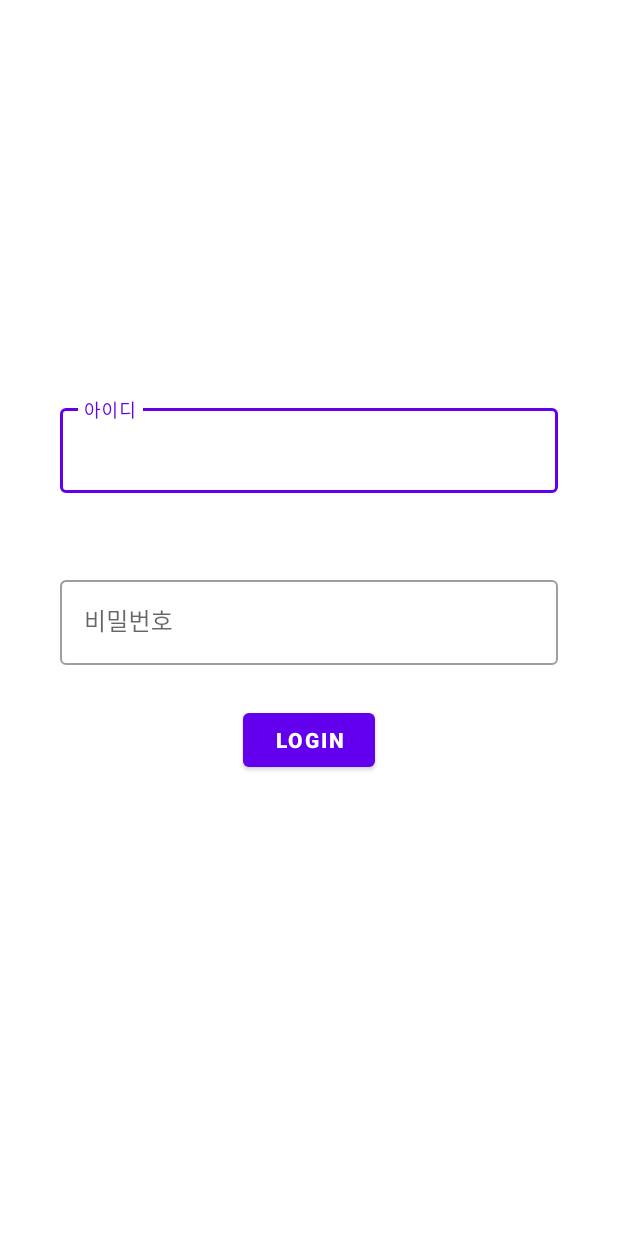
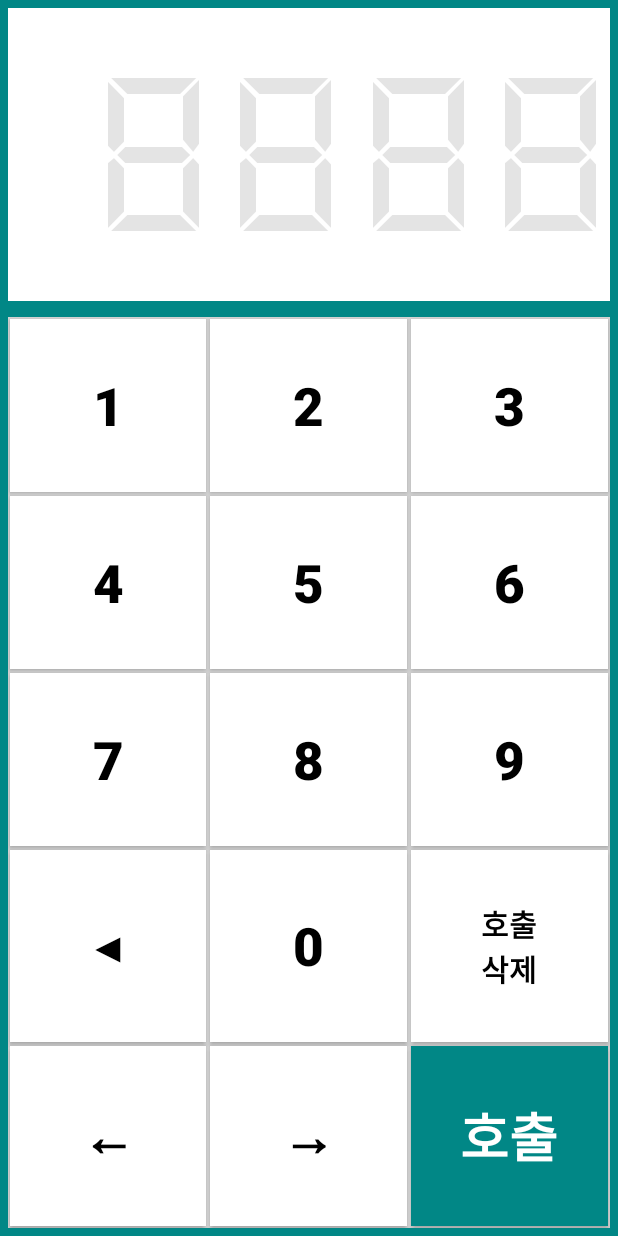
Before and after one commit to union-flowershy/UniDID, an Android app: the screen it shows after launch (MainActivity before the commit, GridActivity after it), on a phone screen of 412 x 824 dp. Run offline under Robolectric (Android 15) with nearby library versions, the phone set to English and light mode, and no system bars.

Commit message:
[OFFICE] - 주문입력 그리드 작업 2022-10-28 PM 18:47 (60%작업)

```diff
--- a/app/src/main/AndroidManifest.xml
+++ b/app/src/main/AndroidManifest.xml
@@ -14,12 +14,12 @@
         android:usesCleartextTraffic="true"
         tools:targetApi="31">
 
-<!--        <activity android:name=".CallActivity"/>-->
+<!--        <activity android:name=".MainActivity"/>-->
         <activity android:name=".SplashActivity"/>
         <activity android:name=".CallActivity"/>
-        <activity android:name=".GridActivity"/>
+        <activity android:name=".MainActivity"/>
         <activity
-            android:name=".MainActivity"
+            android:name=".GridActivity"
             android:exported="true">
             <intent-filter>
                 <action android:name="android.intent.action.MAIN" />
--- a/app/src/main/java/com/example/unidid/GridActivity.kt
+++ b/app/src/main/java/com/example/unidid/GridActivity.kt
@@ -4,6 +4,8 @@ package com.example.unidid
 
 import android.annotation.SuppressLint
 import android.os.Bundle
+import android.view.View
+import android.view.View.OnClickListener
 import android.widget.*
 import androidx.appcompat.app.AppCompatActivity
 import androidx.constraintlayout.widget.ConstraintLayout
@@ -12,22 +14,27 @@ import androidx.constraintlayout.widget.ConstraintLayout
 
 class GridActivity: AppCompatActivity() {
 
+    private lateinit var first_editText: TextView
     private lateinit var gridView: GridView
     private val numberWord = arrayListOf("1", "2", "3", "4", "5", "6", "7", "8", "9", "←", "0", "호출\n삭제", "왼쪽", "오른쪽", "호출")
     private val numberImage = arrayListOf(R.drawable.one, R.drawable.two, R.drawable.three, R.drawable.four, R.drawable.five, R.drawable.six)
 
 
+
     @SuppressLint("ClickableViewAccessibility", "CutPasteId")
     override fun onCreate(savedInstanceState: Bundle?) {
         super.onCreate(savedInstanceState)
-        setContentView(R.layout.grid_call)
+        setContentView(R.layout.number_main2)
 
-        gridView = findViewById(R.id.gridView)
+        first_editText = findViewById<TextView>(R.id.first_editText)
+
+        setButton()
+//        gridView = findViewById(R.id.gridView)
 //        val numberAdapter: NumberAdapter = NumberAdapter(this@GridActivity, numberWord, numberImage)
 //        val numberAdapter: NumberAdapter = NumberAdapter(this@GridActivity, numberWord)
-        val numberAdapter: NumberAdapter = NumberAdapter(this@GridActivity, numberImage)
+//        val numberAdapter: NumberAdapter = NumberAdapter(this@GridActivity, numberImage)
 
-        gridView.adapter = numberAdapter
+//        gridView.adapter = numberAdapter
 
 //        gridView.setOnItemClickListener(AdapterView.OnItemClickListener() {
 //            override fun onItemClick(adapterView: AdapterView?, view: View, position: Int) {
@@ -36,4 +43,55 @@ class GridActivity: AppCompatActivity() {
 //            })
 //        }
     }
+
+    fun setButton() {
+        val num0: Button = findViewById(R.id.num0)
+        val num1: Button = findViewById(R.id.num1)
+        val num2: Button = findViewById(R.id.num2)
+        val num3: Button = findViewById(R.id.num3)
+        val num4: Button = findViewById(R.id.num4)
+        val num5: Button = findViewById(R.id.num5)
+        val num6: Button = findViewById(R.id.num6)
+        val num7: Button = findViewById(R.id.num7)
+        val num8: Button = findViewById(R.id.num8)
+        val num9: Button = findViewById(R.id.num9)
+        val back: Button = findViewById(R.id.back)
+        val left: Button = findViewById(R.id.left)
+        val right: Button = findViewById(R.id.right)
+
+        num0.setOnClickListener(numClickListener);
+        num1.setOnClickListener(numClickListener);
+        num2.setOnClickListener(numClickListener);
+        num3.setOnClickListener(numClickListener);
+        num4.setOnClickListener(numClickListener);
+        num5.setOnClickListener(numClickListener);
+        num6.setOnClickListener(numClickListener);
+        num7.setOnClickListener(numClickListener);
+        num8.setOnClickListener(numClickListener);
+        num9.setOnClickListener(numClickListener);
+        back.setOnClickListener(numClickListener);
+        left.setOnClickListener(numClickListener);
+        right.setOnClickListener(numClickListener);
+    }
+
+   val numClickListener = View.OnClickListener { view ->
+        when(view.id) {
+            R.id.num0 -> { first_editText.append("0") }
+            R.id.num1 -> { first_editText.append("1") }
+            R.id.num2 -> { first_editText.append("2") }
+            R.id.num3 -> { first_editText.append("3") }
+            R.id.num4 -> { first_editText.append("4") }
+            R.id.num5 -> { first_editText.append("5") }
+            R.id.num6 -> { first_editText.append("6") }
+            R.id.num7 -> { first_editText.append("7") }
+            R.id.num8 -> { first_editText.append("8") }
+            R.id.num9 -> { first_editText.append("9") }
+
+        }
+
+
+    }
+
+
+
 }
--- a/app/src/main/res/layout/grid_call.xml
+++ b/app/src/main/res/layout/grid_call.xml
@@ -23,7 +23,7 @@
 
     <GridView
         android:id="@+id/gridView"
-        android:layout_width="match_parent"
-        android:layout_height="match_parent"
-        android:numColumns="3"/>
+        android:layout_width="wrap_content"
+        android:layout_height="wrap_content"
+        android:numColumns="3" />
 </LinearLayout>
--- a/app/src/main/res/layout/number_main.xml
+++ b/app/src/main/res/layout/number_main.xml
@@ -1,7 +1,7 @@
 <?xml version="1.0" encoding="utf-8"?>
 <LinearLayout xmlns:android="http://schemas.android.com/apk/res/android"
-    android:layout_width="wrap_content"
-    android:layout_height="wrap_content"
+    android:layout_width="match_parent"
+    android:layout_height="match_parent"
     android:orientation="vertical">
 
     <ImageView
--- /dev/null
+++ b/app/src/main/res/layout/number_main2.xml
@@ -0,0 +1,226 @@
+<?xml version="1.0" encoding="utf-8"?>
+<LinearLayout xmlns:android="http://schemas.android.com/apk/res/android"
+    xmlns:tools="http://schemas.android.com/tools"
+    android:layout_width="match_parent"
+    android:layout_height="match_parent"
+    android:orientation="vertical"
+    android:background="@color/sky"
+    tools:context=".MainActivity">
+
+    <FrameLayout
+        android:layout_width="match_parent"
+        android:layout_height="match_parent"
+        android:layout_weight="3"
+        android:orientation="vertical">
+
+        <TextView
+            android:id="@+id/first_editText2"
+            android:layout_width="match_parent"
+            android:layout_height="match_parent"
+            android:layout_margin="5dp"
+            android:text="8888"
+            android:textColor="@color/hex0"
+            android:background="@color/white"
+            android:gravity="center|right"
+            android:letterSpacing="0.06"
+            android:fontFamily="@font/digi"
+            android:textSize="160dp" />
+
+        <TextView
+            android:id="@+id/first_editText"
+            android:layout_width="match_parent"
+            android:layout_height="match_parent"
+            android:layout_margin="5dp"
+            android:text=""
+            android:textColor="@color/black"
+            android:background="@color/hex1"
+            android:gravity="center|right"
+            android:letterSpacing="0.06"
+            android:fontFamily="@font/digi"
+            android:textSize="160dp" />
+
+
+    </FrameLayout>
+
+    <GridLayout
+        android:layout_width="match_parent"
+        android:layout_height="match_parent"
+        android:layout_weight="1"
+        android:layout_margin="5dp"
+        android:columnCount="3"
+        android:orientation="horizontal"
+        android:background="@color/gray"
+        android:rowCount="5">
+
+        <androidx.appcompat.widget.AppCompatButton
+            android:id="@+id/num1"
+            android:layout_rowWeight="1"
+            android:layout_columnWeight="1"
+            android:layout_margin="1dp"
+            android:textSize="35sp"
+            android:textStyle="bold"
+            android:background="@color/white"
+            android:textColor="@color/black"
+
+            android:text="1" />
+
+        <androidx.appcompat.widget.AppCompatButton
+            android:id="@+id/num2"
+            android:layout_rowWeight="1"
+            android:layout_columnWeight="1"
+            android:layout_margin="1dp"
+            android:textSize="35sp"
+            android:textStyle="bold"
+            android:background="@color/white"
+            android:textColor="@color/black"
+            android:text="2" />
+
+        <androidx.appcompat.widget.AppCompatButton
+            android:id="@+id/num3"
+            android:layout_rowWeight="1"
+            android:layout_columnWeight="1"
+            android:layout_margin="1dp"
+            android:textSize="35sp"
+            android:textStyle="bold"
+            android:background="@color/white"
+            android:textColor="@color/black"
+            android:text="3" />
+
+        <androidx.appcompat.widget.AppCompatButton
+            android:id="@+id/num4"
+            android:layout_rowWeight="1"
+            android:layout_columnWeight="1"
+            android:layout_margin="1dp"
+            android:textSize="35sp"
+            android:textStyle="bold"
+            android:background="@color/white"
+            android:textColor="@color/black"
+            android:text="4" />
+
+
+        <androidx.appcompat.widget.AppCompatButton
+            android:id="@+id/num5"
+            android:layout_rowWeight="1"
+            android:layout_columnWeight="1"
+            android:layout_margin="1dp"
+            android:textSize="35sp"
+            android:textStyle="bold"
+            android:background="@color/white"
+            android:textColor="@color/black"
+            android:text="5" />
+
+        <androidx.appcompat.widget.AppCompatButton
+            android:id="@+id/num6"
+            android:layout_rowWeight="1"
+            android:layout_columnWeight="1"
+            android:layout_margin="1dp"
+            android:textSize="35sp"
+            android:textStyle="bold"
+            android:background="@color/white"
+            android:textColor="@color/black"
+            android:text="6" />
+
+        <androidx.appcompat.widget.AppCompatButton
+            android:id="@+id/num7"
+            android:layout_rowWeight="1"
+            android:layout_columnWeight="1"
+            android:layout_margin="1dp"
+            android:textSize="35sp"
+            android:textStyle="bold"
+            android:background="@color/white"
+            android:textColor="@color/black"
+            android:text="7" />
+
+        <androidx.appcompat.widget.AppCompatButton
+            android:id="@+id/num8"
+            android:layout_rowWeight="1"
+            android:layout_columnWeight="1"
+            android:layout_margin="1dp"
+            android:textSize="35sp"
+            android:textStyle="bold"
+            android:background="@color/white"
+            android:textColor="@color/black"
+            android:text="8" />
+
+
+        <androidx.appcompat.widget.AppCompatButton
+            android:id="@+id/num9"
+            android:layout_rowWeight="1"
+            android:layout_columnWeight="1"
+            android:layout_margin="1dp"
+            android:textSize="35sp"
+            android:textStyle="bold"
+            android:background="@color/white"
+            android:textColor="@color/black"
+            android:text="9" />
+
+        <androidx.appcompat.widget.AppCompatButton
+            android:id="@+id/back"
+            android:layout_rowWeight="1"
+            android:layout_columnWeight="1"
+            android:layout_margin="1dp"
+            android:textSize="28sp"
+            android:background="@color/white"
+            android:textColor="@color/black"
+            android:text="◀" />
+
+        <androidx.appcompat.widget.AppCompatButton
+            android:id="@+id/num0"
+            android:layout_rowWeight="1"
+            android:layout_columnWeight="1"
+            android:layout_margin="1dp"
+            android:textSize="35sp"
+            android:textStyle="bold"
+            android:background="@color/white"
+            android:textColor="@color/black"
+            android:text="0" />
+
+        <androidx.appcompat.widget.AppCompatButton
+            android:id="@+id/clear"
+            android:layout_rowWeight="1"
+            android:layout_columnWeight="1"
+            android:layout_margin="1dp"
+            android:textSize="20sp"
+            android:textStyle="bold"
+            android:background="@color/white"
+            android:textColor="@color/black"
+            android:text="호출\n삭제" />
+
+
+        <androidx.appcompat.widget.AppCompatButton
+            android:id="@+id/left"
+            android:layout_rowWeight="1"
+            android:layout_columnWeight="1"
+            android:layout_margin="1dp"
+            android:textSize="35sp"
+            android:textStyle="bold"
+            android:background="@color/white"
+            android:textColor="@color/black"
+            android:text="←" />
+
+        <androidx.appcompat.widget.AppCompatButton
+            android:id="@+id/right"
+            android:layout_rowWeight="1"
+            android:layout_columnWeight="1"
+            android:layout_margin="1dp"
+            android:textSize="35sp"
+            android:textStyle="bold"
+            android:background="@color/white"
+            android:textColor="@color/black"
+            android:text="→" />
+
+        <androidx.appcompat.widget.AppCompatButton
+            android:id="@+id/callBtn"
+            android:layout_rowWeight="1"
+            android:layout_columnWeight="1"
+            android:layout_margin="1dp"
+            android:textSize="35sp"
+            android:background="@color/sky"
+            android:textStyle="bold"
+            android:textColor="@color/white"
+            android:text="호출" />
+
+
+    </GridLayout>
+
+</LinearLayout>
--- a/app/src/main/res/values/colors.xml
+++ b/app/src/main/res/values/colors.xml
@@ -7,4 +7,8 @@
     <color name="teal_700">#FF018786</color>
     <color name="black">#FF000000</color>
     <color name="white">#FFFFFFFF</color>
+    <color name="gray">#D5D5D5</color>
+    <color name="sky">#FF018786</color>
+    <color name="hex0">#1B000000</color>
+    <color name="hex1">#00000000</color>
 </resources>
--- a/app/src/main/res/values/themes.xml
+++ b/app/src/main/res/values/themes.xml
@@ -2,9 +2,9 @@
     <!-- Base application theme. -->
     <style name="Theme.UniDID" parent="Theme.MaterialComponents.DayNight.NoActionBar">
         <!-- Primary brand color. -->
-        <item name="colorPrimary">@color/purple_500</item>
-        <item name="colorPrimaryVariant">@color/purple_700</item>
-        <item name="colorOnPrimary">@color/white</item>
+        <item name="colorPrimary">@color/sky</item>
+        <item name="colorPrimaryVariant">@color/sky</item>
+        <item name="colorOnPrimary">@color/sky</item>
         <!-- Secondary brand color. -->
         <item name="colorSecondary">@color/teal_200</item>
         <item name="colorSecondaryVariant">@color/teal_700</item>
```
Also changed, not shown: app/src/main/res/drawable/bell_icon.png (added), app/src/main/res/drawable/bell_icons.png (added), app/src/main/res/font/digi.TTF (added), app/src/main/res/font/digib.TTF (added), 1 other file.
